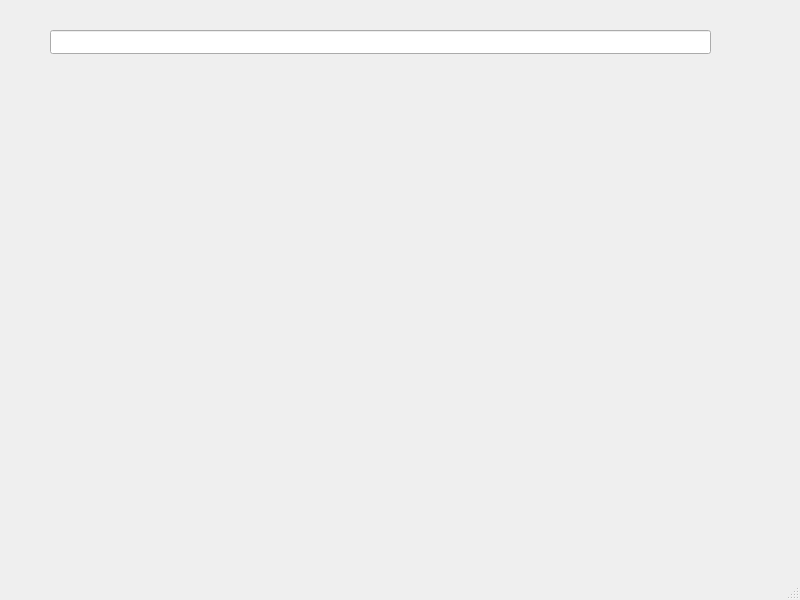
Old version of the form src/mainwindow.ui in the repository ambiesoft/gbuddy.
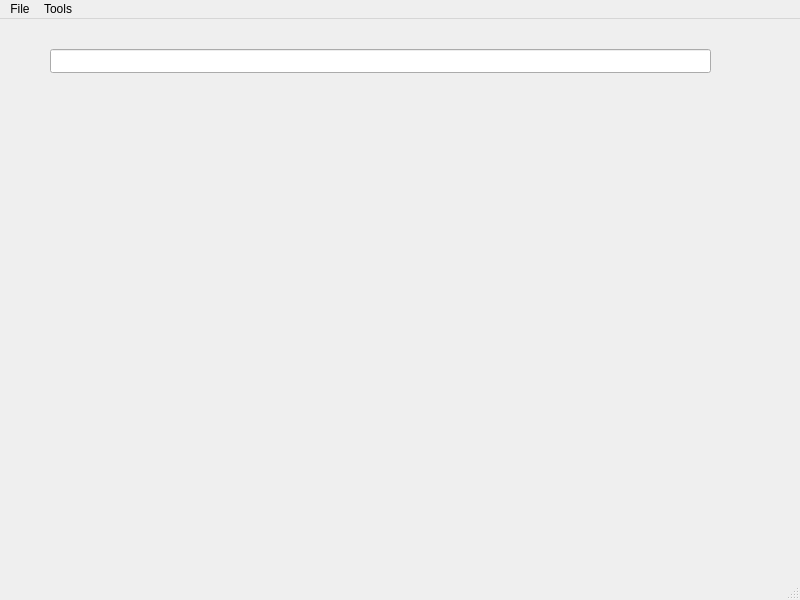
New version of the form.

```diff
--- a/src/mainwindow.ui
+++ b/src/mainwindow.ui
@@ -34,6 +34,20 @@
      <height>21</height>
     </rect>
    </property>
+   <widget class="QMenu" name="menuFile">
+    <property name="title">
+     <string>File</string>
+    </property>
+    <addaction name="actionQuit"/>
+   </widget>
+   <widget class="QMenu" name="menuTools">
+    <property name="title">
+     <string>Tools</string>
+    </property>
+    <addaction name="actionOption"/>
+   </widget>
+   <addaction name="menuFile"/>
+   <addaction name="menuTools"/>
   </widget>
   <widget class="QStatusBar" name="statusbar"/>
  </widget>
```
Left out of the diff: 10 changed lines with no effect on the pictures.
